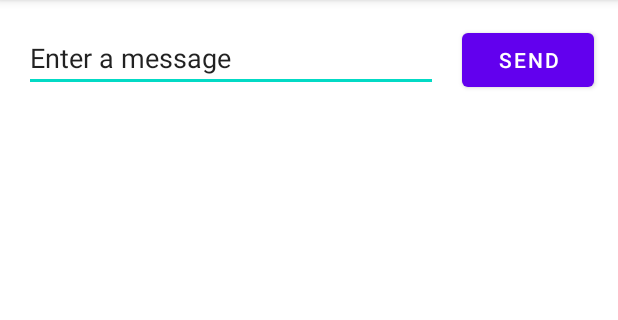
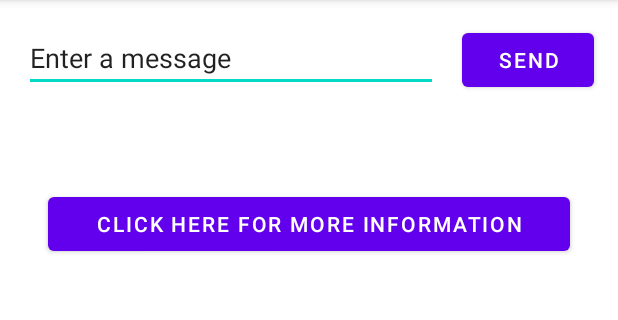
Before and after one commit to ETS-Android3/branch_sa_technical_assessment, an Android app: the screen it shows after launch (MainActivity), on a phone screen of 412 x 824 dp, the part 84-404 px from its top. Run offline under Robolectric (Android 15) with nearby library versions, the phone set to English and light mode, and no system bars.

Commit message:
Added 2nd button and 2nd activity functionality

```diff
--- a/app/src/main/res/layout/activity_main.xml
+++ b/app/src/main/res/layout/activity_main.xml
@@ -32,4 +32,17 @@
         app:layout_constraintEnd_toEndOf="parent"
         app:layout_constraintHorizontal_bias="0.5"
         app:layout_constraintStart_toEndOf="@+id/editTextTextPersonName" />
+
+    <Button
+        android:id="@+id/button2"
+        android:layout_width="0dp"
+        android:layout_height="wrap_content"
+        android:layout_marginStart="32dp"
+        android:layout_marginTop="64dp"
+        android:layout_marginEnd="32dp"
+        android:onClick="getInfo"
+        android:text="@string/get_info"
+        app:layout_constraintEnd_toEndOf="parent"
+        app:layout_constraintStart_toStartOf="parent"
+        app:layout_constraintTop_toBottomOf="@+id/editTextTextPersonName" />
 </androidx.constraintlayout.widget.ConstraintLayout>
--- a/app/src/main/res/values/strings.xml
+++ b/app/src/main/res/values/strings.xml
@@ -2,4 +2,6 @@
     <string name="app_name">SA Cory Wang</string>
     <string name="edit_message">Enter a message</string>
     <string name="button_send">Send</string>
+    <string name="get_info">Click here for more information</string>
+    <string name="information">Lorem ipsum dolor sit amet, consectetur adipiscing elit, sed do eiusmod tempor incididunt ut labore et dolore magna aliqua. Ut enim ad minim veniam, quis nostrud exercitation ullamco laboris nisi ut aliquip ex ea commodo consequat. Duis aute irure dolor in reprehenderit in voluptate velit esse cillum dolore eu fugiat nulla pariatur. Excepteur sint occaecat cupidatat non proident, sunt in culpa qui officia deserunt mollit anim id est laborum.</string>
 </resources>
```
Also changed, not shown: app/src/main/AndroidManifest.xml (+8 -3 lines), app/src/main/java/com/example/branch_sa_technical_assessment/GetInfoActivity.java (added, +29 -0 lines), app/src/main/java/com/example/branch_sa_technical_assessment/MainActivity.java (+8 -0 lines), app/src/main/res/layout/activity_get_info.xml (added, +30 -0 lines).
